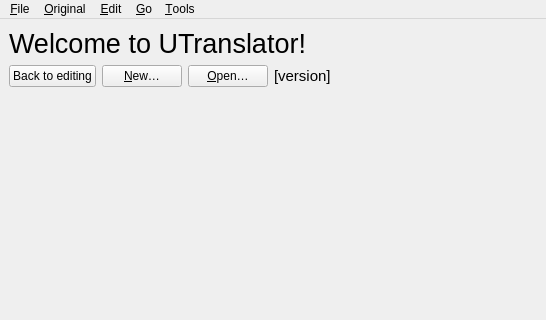
Before: the Qt Designer form UTranslator/FmMain.ui in Mercury13/utranslator, drawn with Qt 5; both pictures show x 0 to 546 and y 0 to 320 of the 857 by 660 pixel window.
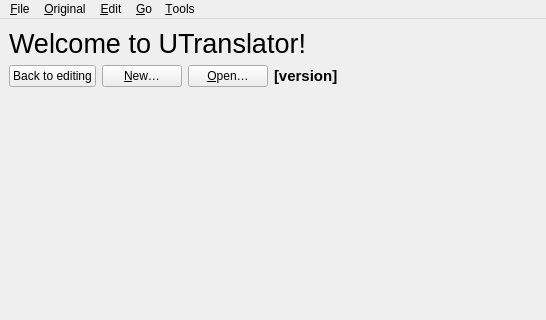
After: the same form once the commit is applied. The open tabs and pages were chosen to show the change. Icons and pictures are not drawn. Custom widgets are drawn as their Qt base class.

Commit message: Resave FmMain; v0.3

The edit to the form file:
```diff
--- a/UTranslator/FmMain.ui
+++ b/UTranslator/FmMain.ui
@@ -974,6 +974,7 @@
             <property name="font">
              <font>
               <pointsize>11</pointsize>
+              <bold>true</bold>
              </font>
             </property>
             <property name="text">
```
Left out of the diff: 28 changed lines with no effect on the pictures. The commit also changes 1 other file.
